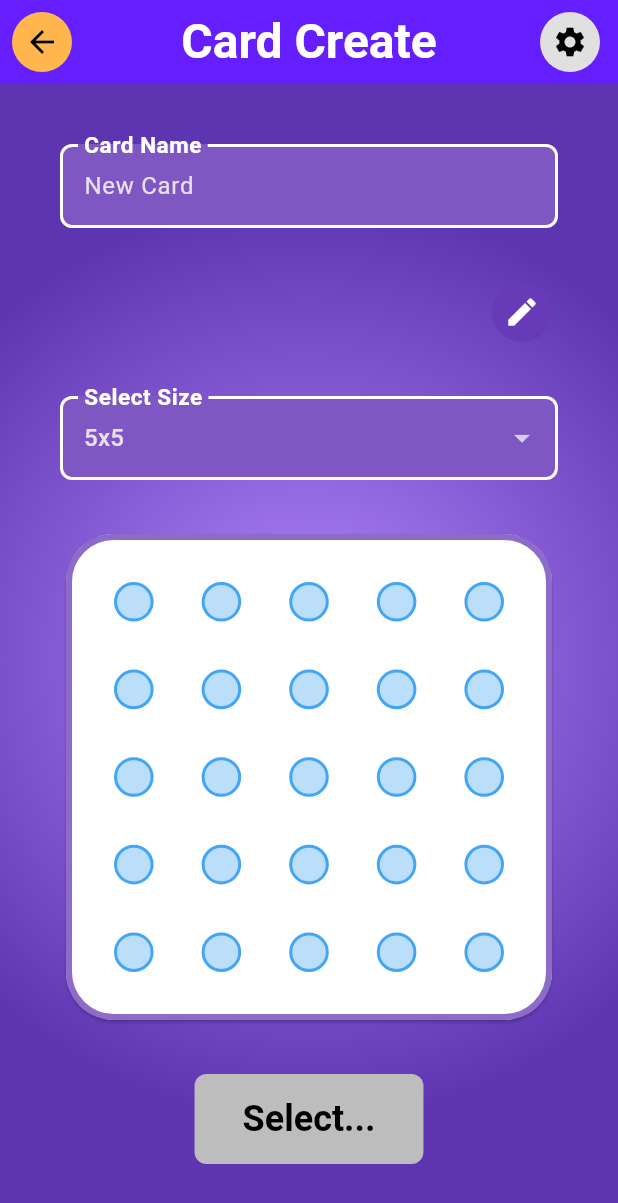
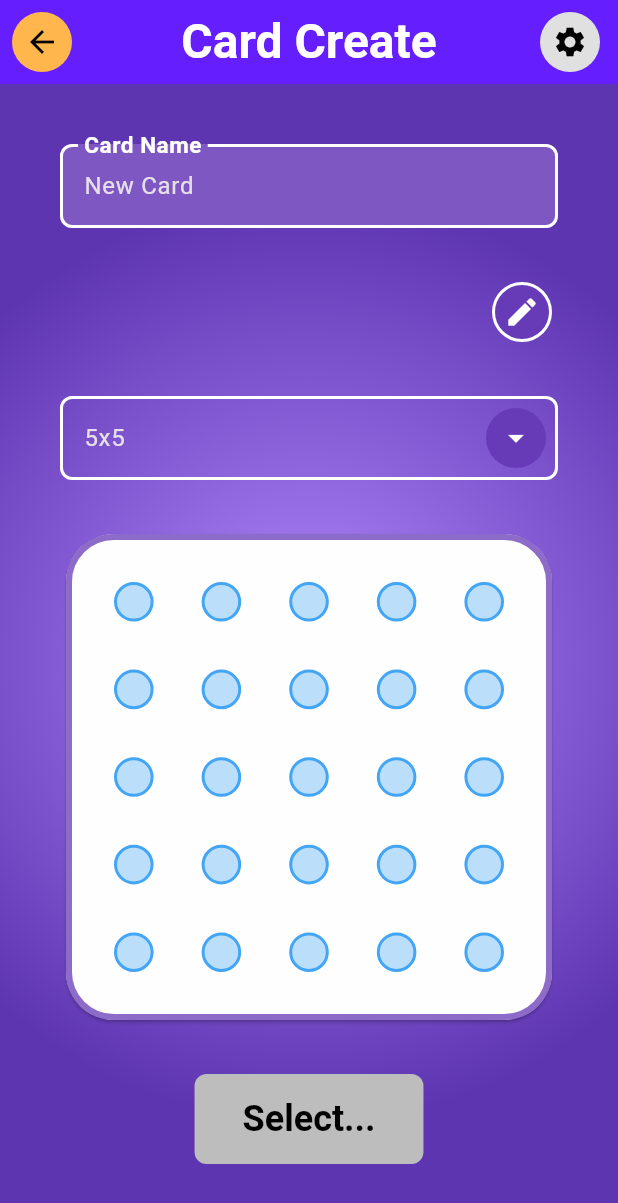
Before and after one commit to Lunix-420/Bingo, a Flutter app: the screen it shows after launch, after a tap on "CREATE CARD", on a phone screen of 412 x 824 dp. Shown: the top 1203 px of the screen. Run offline on Flutter 3.47's test engine with Material 3 defaults, Android fonts, the phone set to English and light mode, and no system bars; drawn by our look-alikes of toastification; our stand-ins replace logger, socket_io_client; network calls fail.

Commit message:
style: adjust some more styles

```diff
--- a/lib/model/tileset_filter_model.dart
+++ b/lib/model/tileset_filter_model.dart
@@ -133,7 +133,7 @@ class TilesetFilterModel {
     return {
       "names": search?.isNotEmpty == true ? [search] : null,
       "tags": tags,
-      "size": size,
+      "sizes": size,
       "rating": rating,
       "plays": plays,
       "sort": CardListSort.optionToRequest(sort),
--- a/lib/theme/buttons.dart
+++ b/lib/theme/buttons.dart
@@ -64,4 +64,47 @@ class ButtonStyles {
       ),
     ),
   );
+
+  static ButtonStyle roomCodeButton = ButtonStyle(
+    backgroundColor: WidgetStateProperty.all(AppColors.primary),
+    foregroundColor: WidgetStateProperty.all(
+      AppColors.getContrastingColor(AppColors.primary),
+    ),
+    padding: WidgetStateProperty.all(
+      const EdgeInsets.symmetric(
+        horizontal: Spacings.extraLarge,
+        vertical: Spacings.large,
+      ),
+    ),
+    shape: WidgetStateProperty.all(
+      RoundedRectangleBorder(
+        borderRadius: Spacings.roundBorderExtraLarge,
+        side: BorderSide(
+          width: 2,
+          color: AppColors.getContrastingColor(AppColors.primary),
+          style: BorderStyle.solid,
+        ),
+      ),
+    ),
+    textStyle: WidgetStateProperty.all(
+      TextStyles.title(color: AppColors.getContrastingColor(AppColors.primary)),
+    ),
+  );
+
+  static ButtonStyle filterIconButton = ButtonStyle(
+    backgroundColor: WidgetStateProperty.all(AppColors.primary),
+    foregroundColor: WidgetStateProperty.all(
+      AppColors.getContrastingColor(AppColors.primary),
+    ),
+    shape: WidgetStateProperty.all(
+      RoundedRectangleBorder(
+        borderRadius: Spacings.roundBorderExtraLarge,
+        side: BorderSide(
+          width: 2,
+          color: AppColors.getContrastingColor(AppColors.primary),
+          style: BorderStyle.solid,
+        ),
+      ),
+    ),
+  );
 }
--- a/lib/theme/colors.dart
+++ b/lib/theme/colors.dart
@@ -32,10 +32,8 @@ class AppColors {
   static Color inputFieldBorder = Colors.white;
   static Color inputFieldHintText = Color(0xFF9E9E9E);
 
-  static Color bingoFieldBackground = Color(0xFF2C2C2C);
-
-  static Color rateIconColor = Color(0xFF4CAF50);
-  static Color playsIconColor = Color(0xFFB0BEC5);
+  static Color rateIconColor = Colors.yellow;
+  static Color playsIconColor = Colors.red[400]!;
 
   static Color mainMenuCreateRoomButtonBackground = Color(0xFFFFDB0A);
 
--- a/lib/theme/theme.dart
+++ b/lib/theme/theme.dart
@@ -71,6 +71,8 @@ ThemeData getTheme() {
         color: AppColors.getContrastingColor(AppColors.primary),
       ),
       deleteIconColor: AppColors.error,
+      selectedColor: AppColors.primary,
+      checkmarkColor: AppColors.success,
     ),
     tooltipTheme: TooltipThemeData(
       textStyle: TextStyles.small(
@@ -92,5 +94,10 @@ ThemeData getTheme() {
         color: AppColors.getContrastingColor(AppColors.dialogBackground),
       ),
     ),
+    dropdownMenuTheme: DropdownMenuThemeData(
+      menuStyle: MenuStyle(
+        backgroundColor: WidgetStateProperty.all(AppColors.dialogBackground),
+      ),
+    ),
   );
 }
--- a/lib/views/room_view.dart
+++ b/lib/views/room_view.dart
@@ -108,7 +108,7 @@ class _RoomViewState extends State<RoomView> {
           : Padding(
             padding: const EdgeInsets.symmetric(vertical: Spacings.medium),
             child: Text(
-              "Waiting for host to start...",
+              "Waiting for owner to start...",
               style: TextStyles.normal(),
               textAlign: TextAlign.center,
             ),
--- a/lib/widgets/card_edit/size_input.dart
+++ b/lib/widgets/card_edit/size_input.dart
@@ -12,22 +12,19 @@ class SizeInputWidget extends StatelessWidget {
     required this.onSizeChanged,
   });
 
-  List<DropdownMenuItem<int>> _getSizeOptions() {
+  List<DropdownMenuEntry<int>> _getSizeOptions() {
     return TilesetService.validSizes.map((size) {
-      return DropdownMenuItem<int>(value: size, child: Text("${size}x$size"));
+      return DropdownMenuEntry<int>(value: size, label: "${size}x$size");
     }).toList();
   }
 
   @override
   Widget build(BuildContext context) {
-    return DropdownButtonFormField<int>(
-      value: size,
-      decoration: const InputDecoration(
-        labelText: 'Select Size',
-        border: OutlineInputBorder(),
-      ),
-      items: _getSizeOptions(),
-      onChanged: onSizeChanged,
+    return DropdownMenu(
+      dropdownMenuEntries: _getSizeOptions(),
+      initialSelection: size,
+      onSelected: onSizeChanged,
+      expandedInsets: EdgeInsets.zero,
     );
   }
 }
--- a/lib/widgets/card_edit/tag_input.dart
+++ b/lib/widgets/card_edit/tag_input.dart
@@ -1,4 +1,5 @@
 import 'package:flutter/material.dart';
+import 'package:frontend/theme/buttons.dart';
 import 'package:frontend/theme/spacings.dart';
 import 'package:frontend/widgets/card_edit/tag_input_dialog.dart';
 
@@ -52,7 +53,11 @@ class _TagInputWidgetState extends State<TagInputWidget> {
             ),
           ),
         ),
-        IconButton(icon: const Icon(Icons.edit), onPressed: _onEditTags),
+        IconButton(
+          icon: const Icon(Icons.edit),
+          onPressed: _onEditTags,
+          style: ButtonStyles.filterIconButton,
+        ),
       ],
     );
   }
--- a/lib/widgets/card_list/card_list_filter.dart
+++ b/lib/widgets/card_list/card_list_filter.dart
@@ -1,5 +1,6 @@
 import 'package:flutter/material.dart';
 import 'package:frontend/model/tileset_filter_model.dart';
+import 'package:frontend/theme/buttons.dart';
 import 'package:frontend/theme/spacings.dart';
 import 'package:frontend/widgets/card_list/card_list_filter_dialog.dart';
 import 'package:frontend/widgets/card_list/card_list_search.dart';
@@ -69,6 +70,7 @@ class _CardListFilterWidgetState extends State<CardListFilterWidget> {
   @override
   Widget build(BuildContext context) {
     return Column(
+      spacing: Spacings.medium,
       children: [
         CardListSearchWidget(controller: _searchController),
         Row(
@@ -84,6 +86,7 @@ class _CardListFilterWidgetState extends State<CardListFilterWidget> {
               icon: const Icon(Icons.filter_alt),
               tooltip: 'Open Dialog',
               onPressed: _openDialog,
+              style: ButtonStyles.filterIconButton,
             ),
           ],
         ),
--- a/lib/widgets/create_room/host_name.dart
+++ b/lib/widgets/create_room/host_name.dart
@@ -10,12 +10,12 @@ class HostNameWidget extends StatelessWidget {
     return TextFormField(
       controller: controller,
       decoration: InputDecoration(
-        labelText: 'Host Name',
+        labelText: 'Owner Name',
         hint: const Text("Enter your name..."),
       ),
       validator: (value) {
         if (value == null || value.isEmpty) {
-          return 'Please enter a host name';
+          return 'Please enter a valid username for the owner';
         }
         return null;
       },
--- a/lib/widgets/room/room_settings_display.dart
+++ b/lib/widgets/room/room_settings_display.dart
@@ -22,7 +22,7 @@ class RoomSettingsDisplayWidget extends StatelessWidget {
             Row(
               children: [
                 Text(
-                  "Host Name: ${room.host.name}",
+                  "Owner Name: ${room.host.name}",
                   style: TextStyles.normal(),
                 ),
               ],
```
Also changed, not shown: lib/widgets/card_list/card_list_filter_dialog.dart (+8 -2 lines), lib/widgets/card_list/card_list_sort.dart (+11 -8 lines), lib/widgets/room/code_display.dart (+16 -8 lines), pubspec.lock.
